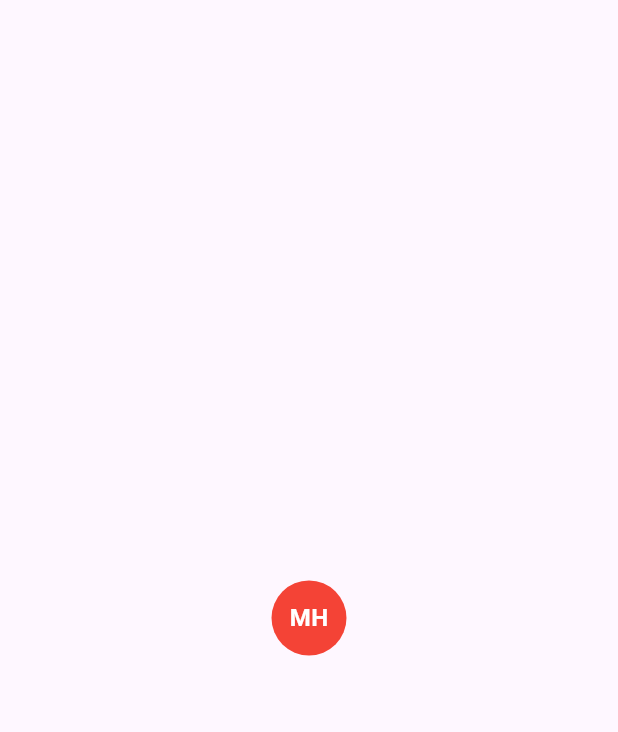
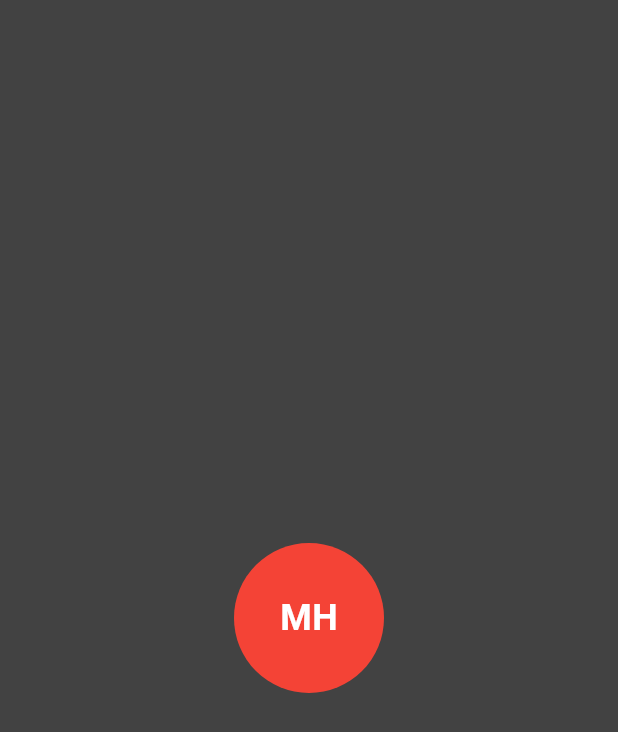
Before and after one commit to moneythemoney999/mugen_haiti, a Flutter app: the screen it shows after launch, on a phone screen of 412 x 824 dp. Shown: the top 732 px of the screen. Run offline on Flutter 3.47's test engine with Material 3 defaults, Android fonts, the phone set to English and light mode, and no system bars.

Commit message:
Point de sauvegarde

```diff
--- a/lib/mugen_haiti.dart
+++ b/lib/mugen_haiti.dart
@@ -9,67 +9,18 @@ class MonJeu extends StatelessWidget {
 
   @override
   Widget build(BuildContext context) {
+    // On retire toute complexité pour ce test.
     return MaterialApp(
       title: 'Mugen Haïti',
-      theme: ThemeData(
-        primarySwatch: Colors.blue,
-      ),
-      home: const PageJeu(),
       debugShowCheckedModeBanner: false,
-    );
-  }
-}
-
-class PageJeu extends StatefulWidget {
-  const PageJeu({Key? key}) : super(key: key);
-
-  @override
-  _EtatPageJeu createState() => _EtatPageJeu();
-}
-
-class _EtatPageJeu extends State<PageJeu> {
-  // Position du personnage
-  double _positionX = 0.0;
-  double _positionY = 0.0;
-
-  @override
-  void initState() {
-    super.initState();
-    // On exécute ce code après que la première frame a été dessinée.
-    // C'est la méthode la plus sûre pour obtenir la taille de l'écran.
-    WidgetsBinding.instance.addPostFrameCallback((_) {
-      if (mounted) {
-        final tailleEcran = MediaQuery.of(context).size;
-        // On met à jour l'état pour positionner le personnage au centre
-        setState(() {
-          _positionX = tailleEcran.width / 2;
-          _positionY = tailleEcran.height / 2;
-        });
-      }
-    });
-  }
-
-  @override
-  Widget build(BuildContext context) {
-    return Scaffold(
-      body: GestureDetector(
-        onPanUpdate: (details) {
-          // On met à jour la position du personnage en fonction du glissement du doigt
-          setState(() {
-            _positionX = details.globalPosition.dx;
-            _positionY = details.globalPosition.dy;
-          });
-        },
-        child: Stack(
-          children: [
-            // On affiche le personnage seulement si sa position a été initialisée
-            if (_positionX != 0.0 && _positionY != 0.0)
-              Positioned(
-                left: _positionX - 25, // On décale de la moitié de la largeur pour centrer
-                top: _positionY - 25,  // On décale de la moitié de la hauteur pour centrer
+      home: Scaffold(
+        // Fond gris pour s'assurer que l'on ne regarde pas un widget blanc sur fond blanc.
+        backgroundColor: Colors.grey[800],
+        body: Center(
+          // Centrer le personnage à l'écran.
           child: Container(
-                  width: 50,
-                  height: 50,
+            width: 100,
+            height: 100,
             decoration: const BoxDecoration(
               color: Colors.red,
               shape: BoxShape.circle,
@@ -80,14 +31,12 @@ class _EtatPageJeu extends State<PageJeu> {
                 style: TextStyle(
                   color: Colors.white,
                   fontWeight: FontWeight.bold,
-                        fontSize: 16,
+                  fontSize: 24,
                 ),
               ),
             ),
           ),
         ),
-          ],
-        ),
       ),
     );
   }
```
Also changed, not shown: 1 other file. Lines whose indentation alone changed are shown as unchanged.
